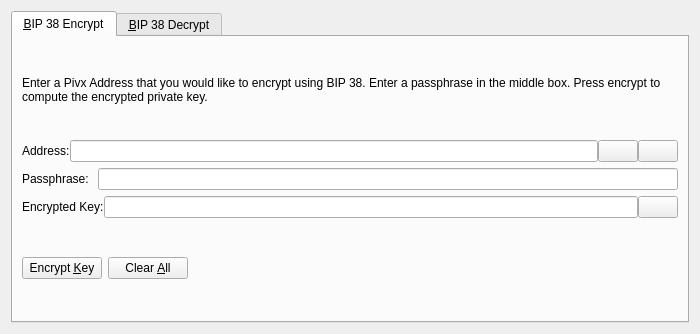
PIVX-Project/PIVX, file src/qt/forms/bip38tooldialog.ui: the form before one commit.
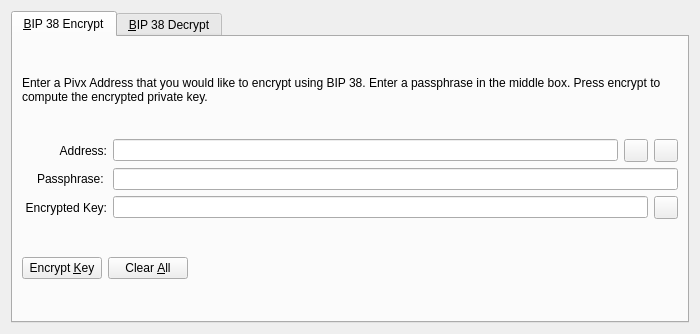
The form after the commit. The open tabs and pages were chosen to show the change. Icons and pictures are not drawn. Custom widgets are drawn as their Qt base class.

Commit message:
Qt: Refactor UI Layout for BIP38, Privacy, Sign/Verify, and zPIVControl
- BIP38: Standardized alignment for input fields
- Privacy: Changed to a QGridLayout for the zPIV Spend section
- zPIVControl: Refactored so the "OK" button doesn't float above the
  tree widget
- Sign/Verify + Others: Change tool buttons (copy/paste/qrscan) to use
  QToolButton class instead of QPushButton for uniformity app wide.

The edit to the form file:
```diff
--- a/src/qt/forms/bip38tooldialog.ui
+++ b/src/qt/forms/bip38tooldialog.ui
@@ -42,11 +42,17 @@
        </item>
        <item>
         <layout class="QHBoxLayout" name="horizontalLayout_1_ENC">
-         <property name="spacing">
-          <number>0</number>
-         </property>
          <item>
           <widget class="QLabel" name="label_5">
+           <property name="alignment">
+            <set>Qt::AlignRight|Qt::AlignTrailing|Qt::AlignVCenter</set>
+           </property>
+           <property name="minimumSize">
+            <size>
+             <width>85</width>
+             <height>0</height>
+            </size>
+           </property>
            <property name="text">
             <string>Address:</string>
            </property>
@@ -60,7 +66,7 @@
           </widget>
          </item>
          <item>
-          <widget class="QPushButton" name="addressBookButton_ENC">
+          <widget class="QToolButton" name="addressBookButton_ENC">
            <property name="toolTip">
             <string>Choose previously used address</string>
            </property>
@@ -74,13 +80,10 @@
            <property name="shortcut">
             <string>Alt+A</string>
            </property>
-           <property name="autoDefault">
-            <bool>false</bool>
-           </property>
           </widget>
          </item>
          <item>
-          <widget class="QPushButton" name="pasteButton_ENC">
+          <widget class="QToolButton" name="pasteButton_ENC">
            <property name="toolTip">
             <string>Paste address from clipboard</string>
            </property>
@@ -94,9 +97,6 @@
            <property name="shortcut">
             <string>Alt+P</string>
            </property>
-           <property name="autoDefault">
-            <bool>false</bool>
-           </property>
           </widget>
          </item>
         </layout>
@@ -105,6 +105,15 @@
         <layout class="QHBoxLayout" name="horizontalLayout_5">
          <item>
           <widget class="QLabel" name="label_6">
+           <property name="alignment">
+            <set>Qt::AlignRight|Qt::AlignTrailing|Qt::AlignVCenter</set>
+           </property>
+           <property name="minimumSize">
+            <size>
+             <width>85</width>
+             <height>0</height>
+            </size>
+           </property>
            <property name="text">
             <string>Passphrase: </string>
            </property>
@@ -121,11 +130,17 @@
        </item>
        <item>
         <layout class="QHBoxLayout" name="horizontalLayout_2_ENC">
-         <property name="spacing">
-          <number>0</number>
-         </property>
          <item>
           <widget class="QLabel" name="encryptedKeyLabel_ENC">
+           <property name="alignment">
+            <set>Qt::AlignRight|Qt::AlignTrailing|Qt::AlignVCenter</set>
+           </property>
+           <property name="minimumSize">
+            <size>
+             <width>85</width>
+             <height>0</height>
+            </size>
+           </property>
            <property name="text">
             <string>Encrypted Key:</string>
            </property>
@@ -147,7 +162,7 @@
           </widget>
          </item>
          <item>
-          <widget class="QPushButton" name="copyKeyButton_ENC">
+          <widget class="QToolButton" name="copyKeyButton_ENC">
            <property name="toolTip">
             <string>Copy the current signature to the system clipboard</string>
            </property>
@@ -158,9 +173,6 @@
             <iconset resource="../pivx.qrc">
              <normaloff>:/icons/editcopy</normaloff>:/icons/editcopy</iconset>
            </property>
-           <property name="autoDefault">
-            <bool>false</bool>
-           </property>
           </widget>
          </item>
         </layout>
```
Left out of the diff: 33 changed lines with no effect on the pictures. The commit also changes 4 other files.
